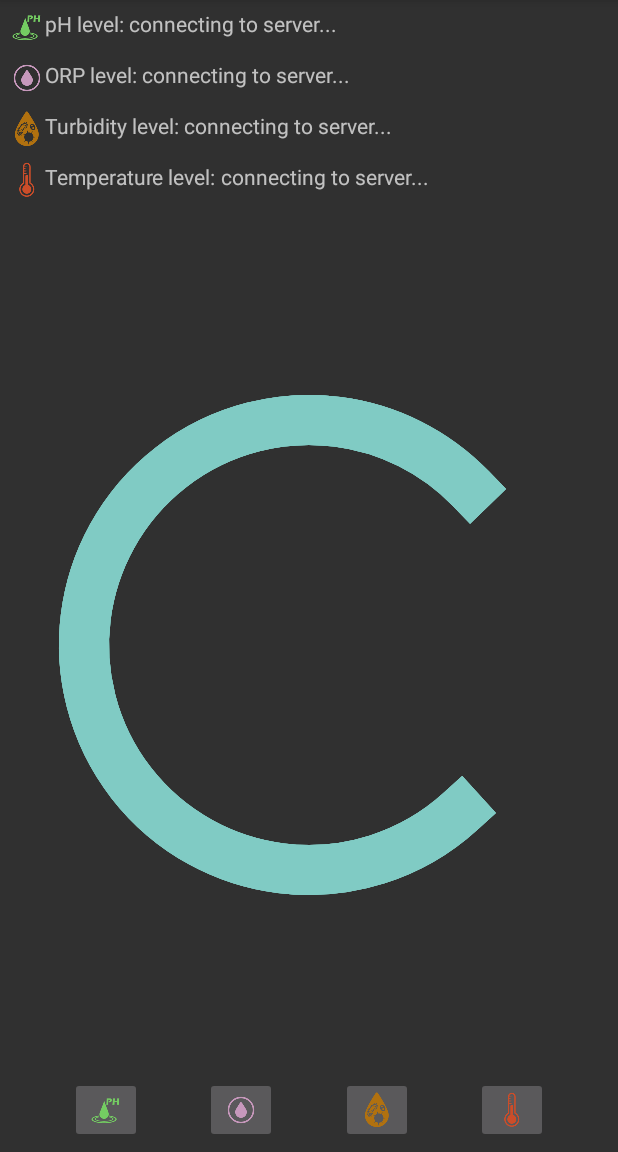
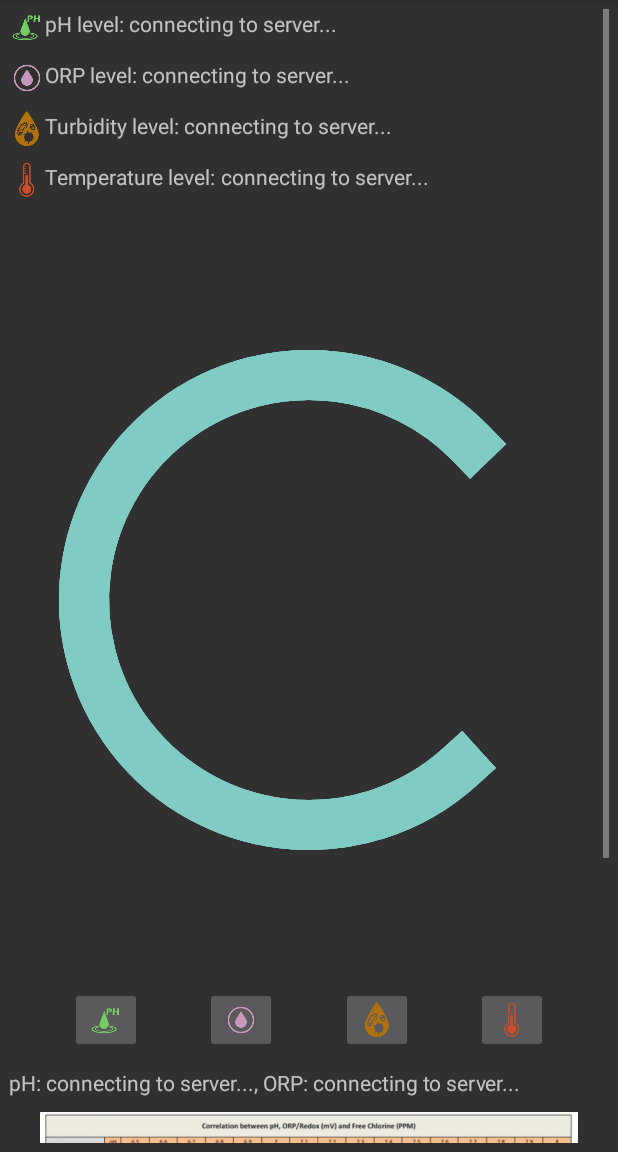
Before and after one commit to AndresRCA/Water-Monitoring-App, an Android app: the HomeFragment screen opened directly, with no data from a screen before it, on a phone screen of 412 x 824 dp, the part 84-1236 px from its top. Run offline under Robolectric (Android 15) with nearby library versions, the phone set to English and light mode, and no system bars; our stand-ins replace Firebase (no records; nobody signed in at launch, a user with empty details on screens opened directly); libraries missing offline, so code that uses them is left out: com.anychart, com.anychart.chart, com.anychart.charts, com.anychart.core, com.anychart.data and 3 more; plain views replace AnyChartView; 12 statements that could not run were skipped.

Commit message:
add chlorine table to home fragment

```diff
--- a/app/src/main/java/com/example/watermonitoring/HomeFragment.java
+++ b/app/src/main/java/com/example/watermonitoring/HomeFragment.java
@@ -1,6 +1,5 @@
 package com.example.watermonitoring;
 
-import android.content.Context;
 import android.content.SharedPreferences;
 import android.os.Bundle;
 import android.util.Log;
@@ -56,7 +55,7 @@ public class HomeFragment extends Fragment {
     public static final int TEMPERATURE = 4;
 
     // water quality parameters
-    TextView mpH, mOrp, mTurbidity, mTemperature;
+    TextView mpH, mOrp, mTurbidity, mTemperature, mChlorine;
     String pH, orp, turbidity, temperature;
 
     @Nullable
@@ -79,6 +78,7 @@ public class HomeFragment extends Fragment {
         mOrp = rootView.findViewById(R.id.orp);
         mTurbidity = rootView.findViewById(R.id.turbidity);
         mTemperature = rootView.findViewById(R.id.temperature);
+        mChlorine = rootView.findViewById(R.id.chlorine);
 
         // charts
         phChartView = rootView.findViewById(R.id.ph_chart_view);
@@ -118,12 +118,11 @@ public class HomeFragment extends Fragment {
         });
 
         if (pH == null || orp == null || turbidity == null || temperature == null) { // usually this data comes in a single object, so if pH is null then so is everyone else, but I evaluate the three variables for readability
-            // check the actual connection... log says "Connected to server!" but these messages are still displayed (this occurs when no data has come in yet and the connection is reset)
-            // add a callback for onSuccess in MQTTHelper so the text values are right
             mpH.setText(getString(R.string.connecting_to_server));
             mOrp.setText(getString(R.string.connecting_to_server));
             mTurbidity.setText(getString(R.string.connecting_to_server));
             mTemperature.setText(getString(R.string.connecting_to_server));
+            mChlorine.setText("pH: " + getString(R.string.connecting_to_server) + ", ORP: " + getString(R.string.connecting_to_server));
         }
         else {
             mpH.setText(pH + " pH");
@@ -162,6 +161,7 @@ public class HomeFragment extends Fragment {
                 mOrp.setText("connected! waiting for data...");
                 mTurbidity.setText("connected! waiting for data...");
                 mTemperature.setText("connected! waiting for data...");
+                mChlorine.setText("pH: connected! waiting for data..., ORP: connected! waiting for data...");
             }
 
             @Override
@@ -170,6 +170,8 @@ public class HomeFragment extends Fragment {
                 mOrp.setText("failed to connect to server");
                 mTurbidity.setText("failed to connect to server");
                 mTemperature.setText("failed to connect to server");
+                mChlorine.setText("pH: failed to connect to server, ORP: failed to connect to server");
+
             }
         });
         mqtt.setCallback(new MqttCallbackExtended() {
@@ -180,6 +182,7 @@ public class HomeFragment extends Fragment {
                 mOrp.setText(getString(R.string.waiting_for_data));
                 mTurbidity.setText(getString(R.string.waiting_for_data));
                 mTemperature.setText(getString(R.string.waiting_for_data));
+                mChlorine.setText("pH: " + getString(R.string.waiting_for_data) + ", ORP: " + getString(R.string.waiting_for_data));
             }
 
             @Override
@@ -189,6 +192,7 @@ public class HomeFragment extends Fragment {
                 mOrp.setText(getString(R.string.connection_lost));
                 mTurbidity.setText(getString(R.string.connection_lost));
                 mTemperature.setText(getString(R.string.connection_lost));
+                mChlorine.setText("pH: " + getString(R.string.connection_lost) + ", ORP: " + getString(R.string.connection_lost));
             }
 
             @Override
@@ -205,6 +209,7 @@ public class HomeFragment extends Fragment {
                 mOrp.setText(orp + " mV");
                 mTurbidity.setText(turbidity + " NTU");
                 mTemperature.setText(temperature + " °C");
+                mChlorine.setText("pH: " + pH + " pH, ORP: " + orp + " mV");
             }
 
             @Override
--- a/app/src/main/res/layout/fragment_home.xml
+++ b/app/src/main/res/layout/fragment_home.xml
@@ -1,10 +1,21 @@
 <?xml version="1.0" encoding="utf-8"?>
 
-<androidx.constraintlayout.widget.ConstraintLayout xmlns:android="http://schemas.android.com/apk/res/android"
+<ScrollView
+    xmlns:android="http://schemas.android.com/apk/res/android"
     android:layout_width="match_parent"
     android:layout_height="match_parent"
     android:padding="6dp"
     xmlns:app="http://schemas.android.com/apk/res-auto">
+
+    <LinearLayout
+        android:layout_width="match_parent"
+        android:layout_height="wrap_content"
+        android:orientation="vertical">
+
+        <androidx.constraintlayout.widget.ConstraintLayout
+            android:layout_width="match_parent"
+            android:layout_height="match_parent"
+            android:layout_marginBottom="10dp">
 
             <LinearLayout
                 android:id="@+id/water_container"
@@ -63,8 +74,8 @@
                         android:layout_width="match_parent"
                         android:layout_height="match_parent"
                         android:layout_weight="1"
-                    android:text="@string/turbidity_text"
-                    android:drawableStart="@drawable/turbidity"/>
+                        android:drawableStart="@drawable/turbidity"
+                        android:text="@string/turbidity_text" />
 
                     <TextView
                         android:id="@+id/turbidity"
@@ -95,7 +106,7 @@
             <androidx.constraintlayout.widget.ConstraintLayout
                 android:id="@+id/charts_container"
                 android:layout_width="match_parent"
-            android:layout_height="0dp"
+                android:layout_height="500dp"
                 android:layout_marginTop="8dp"
                 android:layout_marginBottom="8dp"
                 app:layout_constraintBottom_toTopOf="@+id/ph_btn"
@@ -120,7 +131,7 @@
                     android:layout_width="match_parent"
                     android:layout_height="match_parent"
                     app:layout_constraintStart_toStartOf="parent"
-                app:layout_constraintTop_toTopOf="parent" >
+                    app:layout_constraintTop_toTopOf="parent">
 
                     <ProgressBar
                         android:id="@+id/orp_progress_bar"
@@ -165,10 +176,10 @@
                 android:layout_height="wrap_content"
                 android:layout_marginStart="2dp"
                 android:layout_marginEnd="2dp"
-            app:layout_constraintTop_toBottomOf="@+id/charts_container"
                 app:layout_constraintBottom_toBottomOf="parent"
                 app:layout_constraintEnd_toStartOf="@+id/orp_btn"
                 app:layout_constraintStart_toStartOf="parent"
+                app:layout_constraintTop_toBottomOf="@+id/charts_container"
                 app:srcCompat="@drawable/ph" />
 
             <ImageButton
@@ -206,3 +217,23 @@
                 app:srcCompat="@drawable/temperature" />
 
         </androidx.constraintlayout.widget.ConstraintLayout>
+
+        <TextView
+            android:id="@+id/chlorine"
+            android:layout_width="match_parent"
+            android:layout_height="wrap_content"
+            android:text="Chlorine:" />
+
+        <ImageView
+            android:id="@+id/chlorine_table"
+            android:layout_width="match_parent"
+            android:layout_height="wrap_content"
+            android:layout_marginLeft="20dp"
+            android:layout_marginTop="10dp"
+            android:layout_marginRight="20dp"
+            android:layout_marginBottom="10dp"
+            android:adjustViewBounds="true"
+            app:srcCompat="@drawable/chlorine_table" />
+
+    </LinearLayout>
+</ScrollView>
--- a/app/src/main/res/layout/fragment_info.xml
+++ b/app/src/main/res/layout/fragment_info.xml
@@ -63,17 +63,6 @@
             android:adjustViewBounds="true"
             app:srcCompat="@drawable/free_chlorine_graph" />
 
-        <ImageView
-            android:id="@+id/imageView6"
-            android:layout_width="match_parent"
-            android:layout_height="wrap_content"
-            android:layout_marginLeft="20dp"
-            android:layout_marginTop="10dp"
-            android:layout_marginRight="20dp"
-            android:layout_marginBottom="10dp"
-            android:adjustViewBounds="true"
-            app:srcCompat="@drawable/chlorine_table" />
-
         <TextView
             android:id="@+id/textView5"
             android:layout_width="match_parent"
```
Lines whose indentation alone changed are shown as unchanged.
